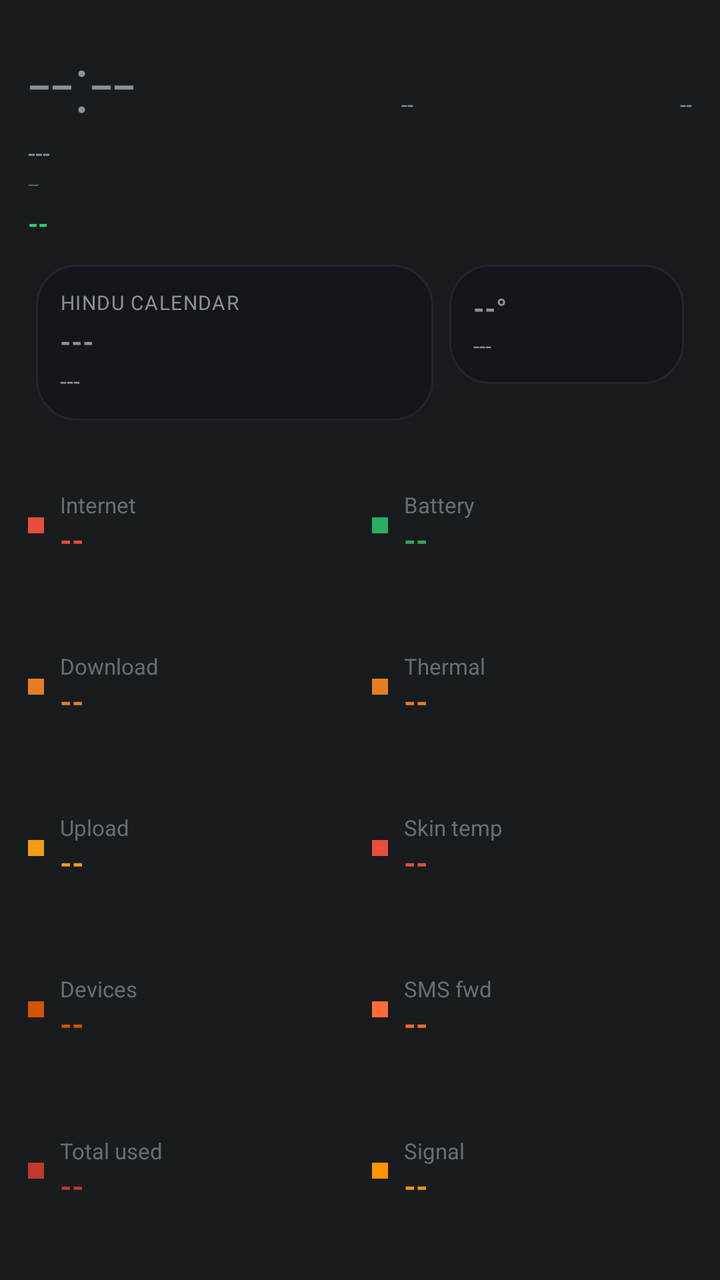
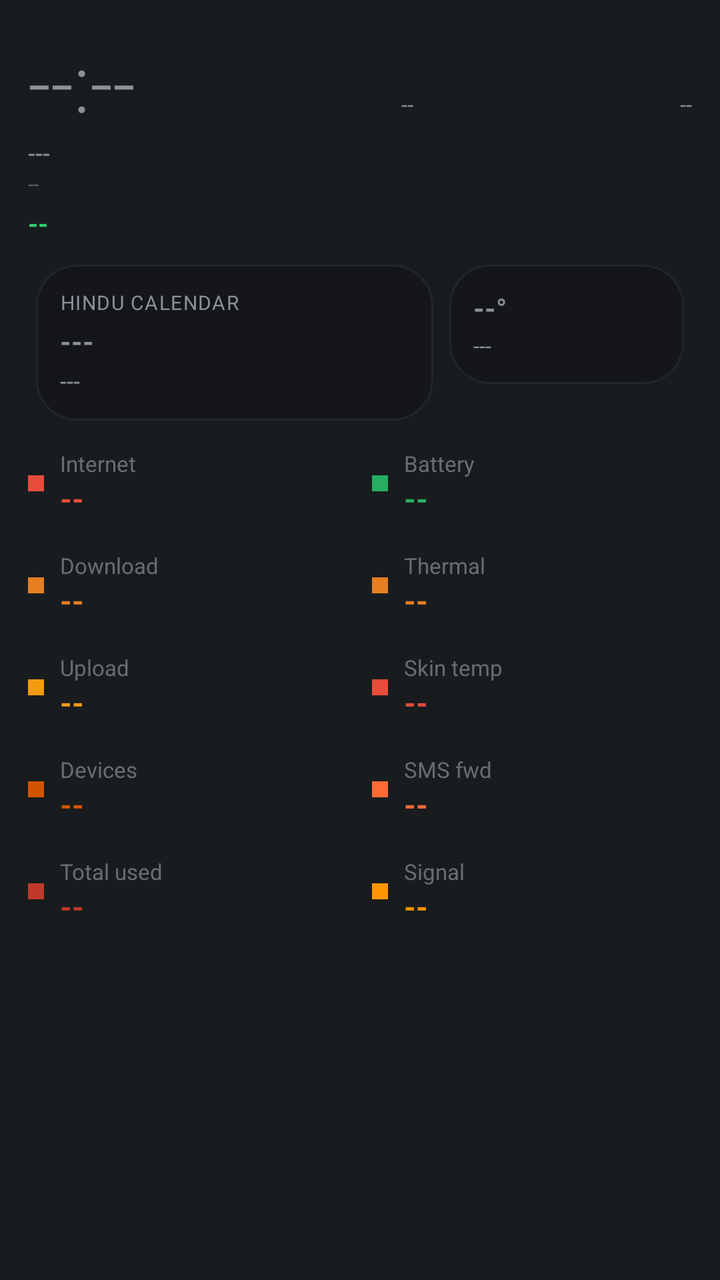

The first picture is an Android layout as it rendered before a commit; the second is the same layout after the commit. The layout source and the unified diff follow.
<!-- AndroidManifest.xml: application theme android:Theme.DeviceDefault.NoActionBar -->
<!-- res/layout/aod_layout_oneplus_bold.xml -->
<?xml version="1.0" encoding="utf-8"?>
<LinearLayout xmlns:android="http://schemas.android.com/apk/res/android"
    android:id="@+id/bg_root"
    android:layout_width="match_parent"
    android:layout_height="match_parent"
    android:orientation="vertical"
    android:padding="14dp">

    <LinearLayout
        android:layout_width="match_parent"
        android:layout_height="wrap_content"
        android:orientation="horizontal">

        <TextView
            android:id="@+id/clock"
            android:layout_width="wrap_content"
            android:layout_height="wrap_content"
            android:textSize="40sp"
            android:fontFamily="sans-serif-light"
            android:text="--:--" />

        <TextView
            android:id="@+id/net_type_badge"
            android:layout_width="0dp"
            android:layout_height="wrap_content"
            android:layout_weight="1"
            android:layout_gravity="top"
            android:gravity="end"
            android:textSize="11sp"
            android:text="--" />

        <TextView
            android:id="@+id/akd_badge"
            android:layout_width="0dp"
            android:layout_height="wrap_content"
            android:layout_weight="1"
            android:layout_gravity="top"
            android:gravity="end"
            android:textSize="11sp"
            android:text="--" />
    </LinearLayout>

    <TextView
        android:id="@+id/date"
        android:layout_width="wrap_content"
        android:layout_height="wrap_content"
        android:textSize="13sp"
        android:text="---" />

    <TextView
        android:id="@+id/perf_badge"
        android:layout_width="wrap_content"
        android:layout_height="wrap_content"
        android:textSize="10sp"
        android:alpha="0.6"
        android:text="--" />

    <TextView
        android:id="@+id/health_badge"
        android:layout_width="wrap_content"
        android:layout_height="wrap_content"
        android:layout_marginTop="4dp"
        android:textAllCaps="true"
        android:textStyle="bold"
        android:textSize="13sp"
        android:textColor="#2ecc71"
        android:text="--" />

    <TextView
        android:id="@+id/muhurat_badge"
        android:layout_width="wrap_content"
        android:layout_height="wrap_content"
        android:textSize="11sp"
        android:textStyle="bold"
        android:visibility="gone"
        android:text="--" />

    <LinearLayout
        android:layout_width="match_parent"
        android:layout_height="wrap_content"
        android:orientation="horizontal"
        android:layout_marginTop="8dp">

        <LinearLayout
            android:id="@+id/panchang_card"
            android:layout_width="0dp"
            android:layout_height="wrap_content"
            android:layout_weight="1.7"
            android:layout_margin="4dp"
            android:background="@drawable/bg_card"
            android:orientation="vertical"
            android:gravity="center_vertical"
            android:padding="12dp">

            <TextView
                android:id="@+id/panchang_header"
                android:layout_width="wrap_content"
                android:layout_height="wrap_content"
                android:textSize="10sp"
                android:textAllCaps="true"
                android:letterSpacing="0.05"
                android:text="Hindu calendar" />

            <TextView
                android:id="@+id/panchang_tithi"
                android:layout_width="match_parent"
                android:layout_height="wrap_content"
                android:layout_marginTop="3dp"
                android:textStyle="bold"
                android:maxLines="1"
                android:autoSizeTextType="uniform"
                android:autoSizeMinTextSize="13sp"
                android:autoSizeMaxTextSize="18sp"
                android:text="---" />

            <TextView
                android:id="@+id/panchang_nakshatra"
                android:layout_width="match_parent"
                android:layout_height="wrap_content"
                android:layout_marginTop="2dp"
                android:textSize="12sp"
                android:maxLines="1"
                android:ellipsize="end"
                android:text="---" />
        </LinearLayout>

        <LinearLayout
            android:id="@+id/weather_card"
            android:layout_width="0dp"
            android:layout_height="wrap_content"
            android:layout_weight="1"
            android:layout_margin="4dp"
            android:background="@drawable/bg_card"
            android:orientation="vertical"
            android:gravity="center_vertical"
            android:padding="12dp">

            <TextView
                android:id="@+id/weather_temp"
                android:layout_width="match_parent"
                android:layout_height="wrap_content"
                android:textStyle="bold"
                android:maxLines="1"
                android:autoSizeTextType="uniform"
                android:autoSizeMinTextSize="14sp"
                android:autoSizeMaxTextSize="20sp"
                android:text="--°" />

            <TextView
                android:id="@+id/weather_condition"
                android:layout_width="match_parent"
                android:layout_height="wrap_content"
                android:layout_marginTop="2dp"
                android:textSize="11sp"
                android:maxLines="2"
                android:text="---" />
        </LinearLayout>
    </LinearLayout>

    
    <LinearLayout
        android:layout_width="match_parent"
        android:layout_height="0dp"
        android:layout_weight="1"
        android:orientation="horizontal"
        android:layout_marginTop="8dp">

        <LinearLayout android:layout_width="0dp" android:layout_height="match_parent" android:layout_weight="1" android:orientation="vertical" android:layout_marginEnd="6dp">
            <LinearLayout android:id="@+id/row8" android:layout_width="match_parent" android:layout_height="0dp" android:layout_weight="1" android:orientation="horizontal" android:gravity="center_vertical">
                <View android:layout_width="8dp" android:layout_height="8dp" android:layout_marginEnd="8dp" android:background="#e74c3c" />
                <LinearLayout android:layout_width="0dp" android:layout_height="wrap_content" android:layout_weight="1" android:orientation="vertical">
                    <TextView android:id="@+id/stat_label" android:layout_width="wrap_content" android:layout_height="wrap_content" android:textSize="11sp" android:alpha="0.7" android:text="Internet" />
                    <TextView android:id="@+id/stat_value" android:layout_width="wrap_content" android:layout_height="wrap_content" android:textStyle="bold" android:textSize="15sp" android:textColor="#e74c3c" android:text="--" />
                </LinearLayout>
            </LinearLayout>
            <LinearLayout android:id="@+id/row0" android:layout_width="match_parent" android:layout_height="0dp" android:layout_weight="1" android:orientation="horizontal" android:gravity="center_vertical">
                <View android:layout_width="8dp" android:layout_height="8dp" android:layout_marginEnd="8dp" android:background="#e67e22" />
                <LinearLayout android:layout_width="0dp" android:layout_height="wrap_content" android:layout_weight="1" android:orientation="vertical">
                    <TextView android:id="@+id/stat_label" android:layout_width="wrap_content" android:layout_height="wrap_content" android:textSize="11sp" android:alpha="0.7" android:text="Download" />
                    <TextView android:id="@+id/stat_value" android:layout_width="wrap_content" android:layout_height="wrap_content" android:textStyle="bold" android:textSize="15sp" android:textColor="#e67e22" android:text="--" />
                </LinearLayout>
            </LinearLayout>
            <LinearLayout android:id="@+id/row1" android:layout_width="match_parent" android:layout_height="0dp" android:layout_weight="1" android:orientation="horizontal" android:gravity="center_vertical">
                <View android:layout_width="8dp" android:layout_height="8dp" android:layout_marginEnd="8dp" android:background="#f39c12" />
                <LinearLayout android:layout_width="0dp" android:layout_height="wrap_content" android:layout_weight="1" android:orientation="vertical">
                    <TextView android:id="@+id/stat_label" android:layout_width="wrap_content" android:layout_height="wrap_content" android:textSize="11sp" android:alpha="0.7" android:text="Upload" />
                    <TextView android:id="@+id/stat_value" android:layout_width="wrap_content" android:layout_height="wrap_content" android:textStyle="bold" android:textSize="15sp" android:textColor="#f39c12" android:text="--" />
                </LinearLayout>
            </LinearLayout>
            <LinearLayout android:id="@+id/row2" android:layout_width="match_parent" android:layout_height="0dp" android:layout_weight="1" android:orientation="horizontal" android:gravity="center_vertical">
                <View android:layout_width="8dp" android:layout_height="8dp" android:layout_marginEnd="8dp" android:background="#d35400" />
                <LinearLayout android:layout_width="0dp" android:layout_height="wrap_content" android:layout_weight="1" android:orientation="vertical">
                    <TextView android:id="@+id/stat_label" android:layout_width="wrap_content" android:layout_height="wrap_content" android:textSize="11sp" android:alpha="0.7" android:text="Devices" />
                    <TextView android:id="@+id/stat_value" android:layout_width="wrap_content" android:layout_height="wrap_content" android:textStyle="bold" android:textSize="15sp" android:textColor="#d35400" android:text="--" />
                </LinearLayout>
            </LinearLayout>
            <LinearLayout android:id="@+id/row3" android:layout_width="match_parent" android:layout_height="0dp" android:layout_weight="1" android:orientation="horizontal" android:gravity="center_vertical">
                <View android:layout_width="8dp" android:layout_height="8dp" android:layout_marginEnd="8dp" android:background="#c0392b" />
                <LinearLayout android:layout_width="0dp" android:layout_height="wrap_content" android:layout_weight="1" android:orientation="vertical">
                    <TextView android:id="@+id/stat_label" android:layout_width="wrap_content" android:layout_height="wrap_content" android:textSize="11sp" android:alpha="0.7" android:text="Total used" />
                    <TextView android:id="@+id/stat_value" android:layout_width="wrap_content" android:layout_height="wrap_content" android:textStyle="bold" android:textSize="15sp" android:textColor="#c0392b" android:text="--" />
                </LinearLayout>
            </LinearLayout>
        </LinearLayout>

        <LinearLayout android:layout_width="0dp" android:layout_height="match_parent" android:layout_weight="1" android:orientation="vertical" android:layout_marginStart="6dp">
            <LinearLayout android:id="@+id/row4" android:layout_width="match_parent" android:layout_height="0dp" android:layout_weight="1" android:orientation="horizontal" android:gravity="center_vertical">
                <View android:layout_width="8dp" android:layout_height="8dp" android:layout_marginEnd="8dp" android:background="#27ae60" />
                <LinearLayout android:layout_width="0dp" android:layout_height="wrap_content" android:layout_weight="1" android:orientation="vertical">
                    <TextView android:id="@+id/stat_label" android:layout_width="wrap_content" android:layout_height="wrap_content" android:textSize="11sp" android:alpha="0.7" android:text="Battery" />
                    <TextView android:id="@+id/stat_value" android:layout_width="wrap_content" android:layout_height="wrap_content" android:textStyle="bold" android:textSize="15sp" android:textColor="#27ae60" android:text="--" />
                </LinearLayout>
            </LinearLayout>
            <LinearLayout android:id="@+id/row5" android:layout_width="match_parent" android:layout_height="0dp" android:layout_weight="1" android:orientation="horizontal" android:gravity="center_vertical">
                <View android:layout_width="8dp" android:layout_height="8dp" android:layout_marginEnd="8dp" android:background="#e67e22" />
                <LinearLayout android:layout_width="0dp" android:layout_height="wrap_content" android:layout_weight="1" android:orientation="vertical">
                    <TextView android:id="@+id/stat_label" android:layout_width="wrap_content" android:layout_height="wrap_content" android:textSize="11sp" android:alpha="0.7" android:text="Thermal" />
                    <TextView android:id="@+id/stat_value" android:layout_width="wrap_content" android:layout_height="wrap_content" android:textStyle="bold" android:textSize="15sp" android:textColor="#e67e22" android:text="--" />
                </LinearLayout>
            </LinearLayout>
            <LinearLayout android:id="@+id/row6" android:layout_width="match_parent" android:layout_height="0dp" android:layout_weight="1" android:orientation="horizontal" android:gravity="center_vertical">
                <View android:layout_width="8dp" android:layout_height="8dp" android:layout_marginEnd="8dp" android:background="#e74c3c" />
                <LinearLayout android:layout_width="0dp" android:layout_height="wrap_content" android:layout_weight="1" android:orientation="vertical">
                    <TextView android:id="@+id/stat_label" android:layout_width="wrap_content" android:layout_height="wrap_content" android:textSize="11sp" android:alpha="0.7" android:text="Skin temp" />
                    <TextView android:id="@+id/stat_value" android:layout_width="wrap_content" android:layout_height="wrap_content" android:textStyle="bold" android:textSize="15sp" android:textColor="#e74c3c" android:text="--" />
                </LinearLayout>
            </LinearLayout>
            <LinearLayout android:id="@+id/row7" android:layout_width="match_parent" android:layout_height="0dp" android:layout_weight="1" android:orientation="horizontal" android:gravity="center_vertical">
                <View android:layout_width="8dp" android:layout_height="8dp" android:layout_marginEnd="8dp" android:background="#ff6b35" />
                <LinearLayout android:layout_width="0dp" android:layout_height="wrap_content" android:layout_weight="1" android:orientation="vertical">
                    <TextView android:id="@+id/stat_label" android:layout_width="wrap_content" android:layout_height="wrap_content" android:textSize="11sp" android:alpha="0.7" android:text="SMS fwd" />
                    <TextView android:id="@+id/stat_value" android:layout_width="wrap_content" android:layout_height="wrap_content" android:textStyle="bold" android:textSize="15sp" android:textColor="#ff6b35" android:text="--" />
                </LinearLayout>
            </LinearLayout>
            <LinearLayout android:id="@+id/row9" android:layout_width="match_parent" android:layout_height="0dp" android:layout_weight="1" android:orientation="horizontal" android:gravity="center_vertical">
                <View android:layout_width="8dp" android:layout_height="8dp" android:layout_marginEnd="8dp" android:background="#ff9500" />
                <LinearLayout android:layout_width="0dp" android:layout_height="wrap_content" android:layout_weight="1" android:orientation="vertical">
                    <TextView android:id="@+id/stat_label" android:layout_width="wrap_content" android:layout_height="wrap_content" android:textSize="11sp" android:alpha="0.7" android:text="Signal" />
                    <TextView android:id="@+id/stat_value" android:layout_width="wrap_content" android:layout_height="wrap_content" android:textStyle="bold" android:textSize="15sp" android:textColor="#ff9500" android:text="--" />
                </LinearLayout>
            </LinearLayout>
        </LinearLayout>
    </LinearLayout>

</LinearLayout>
<!-- resources referenced by this layout -->
<resources>
  <!-- drawable bg_card (drawable) -->
  <?xml version="1.0" encoding="utf-8"?>
  <shape xmlns:android="http://schemas.android.com/apk/res/android">
      <solid android:color="#14161C" />
      <corners android:radius="20dp" />
      <stroke android:width="1dp" android:color="#22252E" />
  </shape>
</resources>

<!-- the commit's change to res/layout/aod_layout_oneplus_bold.xml (unified diff, before → after) -->
@@ -160,41 +160,40 @@
     
     <LinearLayout
         android:layout_width="match_parent"
-        android:layout_height="0dp"
-        android:layout_weight="1"
+        android:layout_height="wrap_content"
         android:orientation="horizontal"
-        android:layout_marginTop="8dp">
-
-        <LinearLayout android:layout_width="0dp" android:layout_height="match_parent" android:layout_weight="1" android:orientation="vertical" android:layout_marginEnd="6dp">
-            <LinearLayout android:id="@+id/row8" android:layout_width="match_parent" android:layout_height="0dp" android:layout_weight="1" android:orientation="horizontal" android:gravity="center_vertical">
+        android:layout_marginTop="10dp">
+
+        <LinearLayout android:layout_width="0dp" android:layout_height="wrap_content" android:layout_weight="1" android:orientation="vertical" android:layout_marginEnd="6dp">
+            <LinearLayout android:id="@+id/row8" android:layout_width="match_parent" android:layout_height="wrap_content" android:orientation="horizontal" android:gravity="center_vertical" android:layout_marginBottom="16dp">
                 <View android:layout_width="8dp" android:layout_height="8dp" android:layout_marginEnd="8dp" android:background="#e74c3c" />
                 <LinearLayout android:layout_width="0dp" android:layout_height="wrap_content" android:layout_weight="1" android:orientation="vertical">
                     <TextView android:id="@+id/stat_label" android:layout_width="wrap_content" android:layout_height="wrap_content" android:textSize="11sp" android:alpha="0.7" android:text="Internet" />
                     <TextView android:id="@+id/stat_value" android:layout_width="wrap_content" android:layout_height="wrap_content" android:textStyle="bold" android:textSize="15sp" android:textColor="#e74c3c" android:text="--" />
                 </LinearLayout>
             </LinearLayout>
-            <LinearLayout android:id="@+id/row0" android:layout_width="match_parent" android:layout_height="0dp" android:layout_weight="1" android:orientation="horizontal" android:gravity="center_vertical">
+            <LinearLayout android:id="@+id/row0" android:layout_width="match_parent" android:layout_height="wrap_content" android:orientation="horizontal" android:gravity="center_vertical" android:layout_marginBottom="16dp">
                 <View android:layout_width="8dp" android:layout_height="8dp" android:layout_marginEnd="8dp" android:background="#e67e22" />
                 <LinearLayout android:layout_width="0dp" android:layout_height="wrap_content" android:layout_weight="1" android:orientation="vertical">
                     <TextView android:id="@+id/stat_label" android:layout_width="wrap_content" android:layout_height="wrap_content" android:textSize="11sp" android:alpha="0.7" android:text="Download" />
                     <TextView android:id="@+id/stat_value" android:layout_width="wrap_content" android:layout_height="wrap_content" android:textStyle="bold" android:textSize="15sp" android:textColor="#e67e22" android:text="--" />
                 </LinearLayout>
             </LinearLayout>
-            <LinearLayout android:id="@+id/row1" android:layout_width="match_parent" android:layout_height="0dp" android:layout_weight="1" android:orientation="horizontal" android:gravity="center_vertical">
+            <LinearLayout android:id="@+id/row1" android:layout_width="match_parent" android:layout_height="wrap_content" android:orientation="horizontal" android:gravity="center_vertical" android:layout_marginBottom="16dp">
                 <View android:layout_width="8dp" android:layout_height="8dp" android:layout_marginEnd="8dp" android:background="#f39c12" />
                 <LinearLayout android:layout_width="0dp" android:layout_height="wrap_content" android:layout_weight="1" android:orientation="vertical">
                     <TextView android:id="@+id/stat_label" android:layout_width="wrap_content" android:layout_height="wrap_content" android:textSize="11sp" android:alpha="0.7" android:text="Upload" />
                     <TextView android:id="@+id/stat_value" android:layout_width="wrap_content" android:layout_height="wrap_content" android:textStyle="bold" android:textSize="15sp" android:textColor="#f39c12" android:text="--" />
                 </LinearLayout>
             </LinearLayout>
-            <LinearLayout android:id="@+id/row2" android:layout_width="match_parent" android:layout_height="0dp" android:layout_weight="1" android:orientation="horizontal" android:gravity="center_vertical">
+            <LinearLayout android:id="@+id/row2" android:layout_width="match_parent" android:layout_height="wrap_content" android:orientation="horizontal" android:gravity="center_vertical" android:layout_marginBottom="16dp">
                 <View android:layout_width="8dp" android:layout_height="8dp" android:layout_marginEnd="8dp" android:background="#d35400" />
                 <LinearLayout android:layout_width="0dp" android:layout_height="wrap_content" android:layout_weight="1" android:orientation="vertical">
                     <TextView android:id="@+id/stat_label" android:layout_width="wrap_content" android:layout_height="wrap_content" android:textSize="11sp" android:alpha="0.7" android:text="Devices" />
                     <TextView android:id="@+id/stat_value" android:layout_width="wrap_content" android:layout_height="wrap_content" android:textStyle="bold" android:textSize="15sp" android:textColor="#d35400" android:text="--" />
                 </LinearLayout>
             </LinearLayout>
-            <LinearLayout android:id="@+id/row3" android:layout_width="match_parent" android:layout_height="0dp" android:layout_weight="1" android:orientation="horizontal" android:gravity="center_vertical">
+            <LinearLayout android:id="@+id/row3" android:layout_width="match_parent" android:layout_height="wrap_content" android:orientation="horizontal" android:gravity="center_vertical" android:layout_marginBottom="16dp">
                 <View android:layout_width="8dp" android:layout_height="8dp" android:layout_marginEnd="8dp" android:background="#c0392b" />
                 <LinearLayout android:layout_width="0dp" android:layout_height="wrap_content" android:layout_weight="1" android:orientation="vertical">
                     <TextView android:id="@+id/stat_label" android:layout_width="wrap_content" android:layout_height="wrap_content" android:textSize="11sp" android:alpha="0.7" android:text="Total used" />
@@ -203,36 +202,36 @@
             </LinearLayout>
         </LinearLayout>
 
-        <LinearLayout android:layout_width="0dp" android:layout_height="match_parent" android:layout_weight="1" android:orientation="vertical" android:layout_marginStart="6dp">
-            <LinearLayout android:id="@+id/row4" android:layout_width="match_parent" android:layout_height="0dp" android:layout_weight="1" android:orientation="horizontal" android:gravity="center_vertical">
+        <LinearLayout android:layout_width="0dp" android:layout_height="wrap_content" android:layout_weight="1" android:orientation="vertical" android:layout_marginStart="6dp">
+            <LinearLayout android:id="@+id/row4" android:layout_width="match_parent" android:layout_height="wrap_content" android:orientation="horizontal" android:gravity="center_vertical" android:layout_marginBottom="16dp">
                 <View android:layout_width="8dp" android:layout_height="8dp" android:layout_marginEnd="8dp" android:background="#27ae60" />
                 <LinearLayout android:layout_width="0dp" android:layout_height="wrap_content" android:layout_weight="1" android:orientation="vertical">
                     <TextView android:id="@+id/stat_label" android:layout_width="wrap_content" android:layout_height="wrap_content" android:textSize="11sp" android:alpha="0.7" android:text="Battery" />
                     <TextView android:id="@+id/stat_value" android:layout_width="wrap_content" android:layout_height="wrap_content" android:textStyle="bold" android:textSize="15sp" android:textColor="#27ae60" android:text="--" />
                 </LinearLayout>
             </LinearLayout>
-            <LinearLayout android:id="@+id/row5" android:layout_width="match_parent" android:layout_height="0dp" android:layout_weight="1" android:orientation="horizontal" android:gravity="center_vertical">
+            <LinearLayout android:id="@+id/row5" android:layout_width="match_parent" android:layout_height="wrap_content" android:orientation="horizontal" android:gravity="center_vertical" android:layout_marginBottom="16dp">
                 <View android:layout_width="8dp" android:layout_height="8dp" android:layout_marginEnd="8dp" android:background="#e67e22" />
                 <LinearLayout android:layout_width="0dp" android:layout_height="wrap_content" android:layout_weight="1" android:orientation="vertical">
                     <TextView android:id="@+id/stat_label" android:layout_width="wrap_content" android:layout_height="wrap_content" android:textSize="11sp" android:alpha="0.7" android:text="Thermal" />
                     <TextView android:id="@+id/stat_value" android:layout_width="wrap_content" android:layout_height="wrap_content" android:textStyle="bold" android:textSize="15sp" android:textColor="#e67e22" android:text="--" />
                 </LinearLayout>
             </LinearLayout>
-            <LinearLayout android:id="@+id/row6" android:layout_width="match_parent" android:layout_height="0dp" android:layout_weight="1" android:orientation="horizontal" android:gravity="center_vertical">
+            <LinearLayout android:id="@+id/row6" android:layout_width="match_parent" android:layout_height="wrap_content" android:orientation="horizontal" android:gravity="center_vertical" android:layout_marginBottom="16dp">
                 <View android:layout_width="8dp" android:layout_height="8dp" android:layout_marginEnd="8dp" android:background="#e74c3c" />
                 <LinearLayout android:layout_width="0dp" android:layout_height="wrap_content" android:layout_weight="1" android:orientation="vertical">
                     <TextView android:id="@+id/stat_label" android:layout_width="wrap_content" android:layout_height="wrap_content" android:textSize="11sp" android:alpha="0.7" android:text="Skin temp" />
                     <TextView android:id="@+id/stat_value" android:layout_width="wrap_content" android:layout_height="wrap_content" android:textStyle="bold" android:textSize="15sp" android:textColor="#e74c3c" android:text="--" />
                 </LinearLayout>
             </LinearLayout>
-            <LinearLayout android:id="@+id/row7" android:layout_width="match_parent" android:layout_height="0dp" android:layout_weight="1" android:orientation="horizontal" android:gravity="center_vertical">
+            <LinearLayout android:id="@+id/row7" android:layout_width="match_parent" android:layout_height="wrap_content" android:orientation="horizontal" android:gravity="center_vertical" android:layout_marginBottom="16dp">
                 <View android:layout_width="8dp" android:layout_height="8dp" android:layout_marginEnd="8dp" android:background="#ff6b35" />
                 <LinearLayout android:layout_width="0dp" android:layout_height="wrap_content" android:layout_weight="1" android:orientation="vertical">
                     <TextView android:id="@+id/stat_label" android:layout_width="wrap_content" android:layout_height="wrap_content" android:textSize="11sp" android:alpha="0.7" android:text="SMS fwd" />
                     <TextView android:id="@+id/stat_value" android:layout_width="wrap_content" android:layout_height="wrap_content" android:textStyle="bold" android:textSize="15sp" android:textColor="#ff6b35" android:text="--" />
                 </LinearLayout>
             </LinearLayout>
-            <LinearLayout android:id="@+id/row9" android:layout_width="match_parent" android:layout_height="0dp" android:layout_weight="1" android:orientation="horizontal" android:gravity="center_vertical">
+            <LinearLayout android:id="@+id/row9" android:layout_width="match_parent" android:layout_height="wrap_content" android:orientation="horizontal" android:gravity="center_vertical" android:layout_marginBottom="16dp">
                 <View android:layout_width="8dp" android:layout_height="8dp" android:layout_marginEnd="8dp" android:background="#ff9500" />
                 <LinearLayout android:layout_width="0dp" android:layout_height="wrap_content" android:layout_weight="1" android:orientation="vertical">
                     <TextView android:id="@+id/stat_label" android:layout_width="wrap_content" android:layout_height="wrap_content" android:textSize="11sp" android:alpha="0.7" android:text="Signal" />
